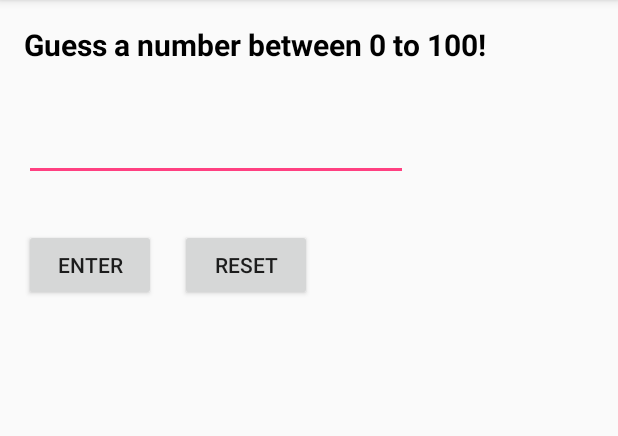
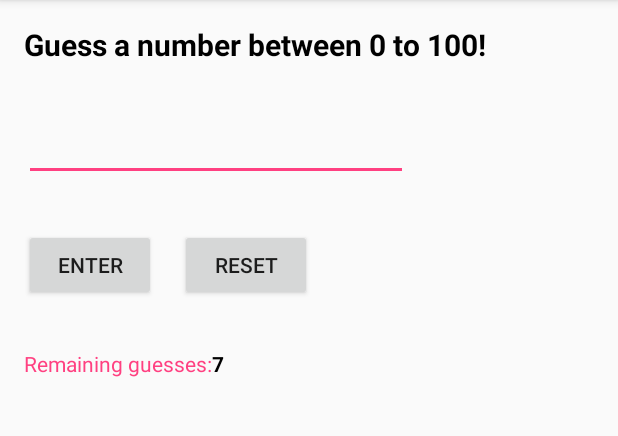
Before and after one commit to liveHarshit/GuessTheNumber-game-android, an Android app: the screen it shows after launch (GameActivity), on a phone screen of 412 x 824 dp, the part 84-520 px from its top. Run offline under Robolectric (Android 15) with nearby library versions, the phone set to English and light mode, and no system bars.

Commit message:
add game function

```diff
--- a/app/src/main/java/com/liveharshit/android/guessinggame/GameActivity.java
+++ b/app/src/main/java/com/liveharshit/android/guessinggame/GameActivity.java
@@ -1,13 +1,114 @@
 package com.liveharshit.android.guessinggame;
 
+import android.os.Handler;
 import android.support.v7.app.AppCompatActivity;
 import android.os.Bundle;
+import android.util.Log;
+import android.view.View;
+import android.widget.Button;
+import android.widget.EditText;
+import android.widget.TextView;
+import android.widget.Toast;
 
 public class GameActivity extends AppCompatActivity {
+    private Button enterButton;
+    private Button resetButton;
+    private EditText numberEditText;
+    private TextView resultTextView;
+    private TextView remainingGuessesTextView;
+    private int answer;
+    private int remainingGuesses = 7;
+    private boolean userWon =false;
+    boolean doubleBackToExitPressedOnce = false;
 
     @Override
     protected void onCreate(Bundle savedInstanceState) {
         super.onCreate(savedInstanceState);
         setContentView(R.layout.activity_game);
+
+        enterButton = (Button)findViewById(R.id.enter_button);
+        resetButton = (Button)findViewById(R.id.reset_button);
+        numberEditText = (EditText)findViewById(R.id.number_edit_text);
+        resultTextView = (TextView)findViewById(R.id.result_text_view);
+        remainingGuessesTextView = (TextView)findViewById(R.id.remaining_guesses_text_view);
+
+        remainingGuessesTextView.setText(Integer.toString(remainingGuesses));
+        answer = choseRandomNumber();
+        Log.d("Answer is: ",Integer.toString(answer));
+
+        enterButton.setOnClickListener(new View.OnClickListener() {
+            @Override
+            public void onClick(View v) {
+                if(remainingGuesses > 0 && !userWon) {
+                    checkCurrentNumber(answer);
+                    remainingGuesses--;
+                    remainingGuessesTextView.setText(Integer.toString(remainingGuesses));
+                }
+            }
+        });
+
+        resetButton.setOnClickListener(new View.OnClickListener() {
+            @Override
+            public void onClick(View v) {
+                resetData();
+            }
+        });
+    }
+
+    private void checkCurrentNumber(int answer) {
+        String  numberString = numberEditText.getText().toString().trim();
+        int number = Integer.parseInt(numberString);
+        if(number<answer) {
+            if (remainingGuesses > 1) {
+                resultTextView.setText(R.string.low);
+            } else {
+                resultTextView.setText(R.string.loss);
+            }
+        }
+        if(number>answer) {
+            if (remainingGuesses > 1) {
+                resultTextView.setText(R.string.high);
+            } else {
+                resultTextView.setText(R.string.loss);
+            }
+        }
+        if(number==answer) {
+            resultTextView.setText(R.string.won);
+            userWon = true;
+        }
+    }
+
+    private int choseRandomNumber() {
+        return (int) Math.round(Math.random()*100);
+    }
+
+    private void resetData () {
+        remainingGuesses = 7;
+        answer = choseRandomNumber();
+        Log.d("Answer is: ",Integer.toString(answer));
+        resultTextView.setText("");
+        remainingGuessesTextView.setText(Integer.toString(remainingGuesses));
+        numberEditText.setText("");
+        userWon = false;
+    }
+
+
+    @Override
+    public void onBackPressed() {
+        if (doubleBackToExitPressedOnce) {
+            super.onBackPressed();
+            return;
+        }
+
+        this.doubleBackToExitPressedOnce = true;
+        Toast.makeText(this, "Press back again to exit", Toast.LENGTH_SHORT).show();
+
+        new Handler().postDelayed(new Runnable() {
+
+            @Override
+            public void run() {
+                doubleBackToExitPressedOnce=false;
+            }
+        }, 2000);
     }
 }
--- a/app/src/main/res/layout/activity_game.xml
+++ b/app/src/main/res/layout/activity_game.xml
@@ -16,11 +16,13 @@
         android:textStyle="bold"
         android:textColor="#000000"/>
 
+
+
     <EditText
         android:layout_width="256dp"
         android:layout_height="wrap_content"
         android:layout_margin="16dp"
-        android:id="@+id/number_text_view"
+        android:id="@+id/number_edit_text"
         android:inputType="number"/>
 
     <LinearLayout
@@ -40,7 +42,29 @@
             android:layout_width="wrap_content"
             android:layout_height="wrap_content"
             android:text="@string/reset"
+            android:id="@+id/reset_button"
             android:layout_marginLeft="16dp"/>
+
+    </LinearLayout>
+
+    <LinearLayout
+        android:layout_width="wrap_content"
+        android:layout_height="wrap_content"
+        android:orientation="horizontal"
+        android:layout_margin ="16dp">
+
+        <TextView
+            android:layout_width="wrap_content"
+            android:layout_height="wrap_content"
+            android:text="@string/remaining_guesses"
+            android:textColor="@color/colorAccent"/>
+
+        <TextView
+            android:layout_width="wrap_content"
+            android:layout_height="wrap_content"
+            android:textColor="#000000"
+            android:textStyle="bold"
+            android:id="@+id/remaining_guesses_text_view"/>
 
     </LinearLayout>
 
@@ -49,8 +73,7 @@
         android:layout_height="wrap_content"
         android:layout_margin="16dp"
         android:textSize="25sp"
-        android:id="@+id/result_text_view"
-        android:padding="16dp" />
+        android:id="@+id/result_text_view" />
 
 
 </LinearLayout>
--- a/app/src/main/res/values/strings.xml
+++ b/app/src/main/res/values/strings.xml
@@ -6,4 +6,6 @@
     <string name="won">You won!</string>
     <string name="enter">Enter</string>
     <string name="reset">Reset</string>
+    <string name="remaining_guesses">Remaining guesses: </string>
+    <string name="loss">You loss. Try again..</string>
 </resources>
```
